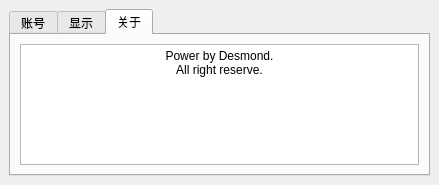
Desmond121/CEESS, file ui/design/Setting.ui: the form before one commit.
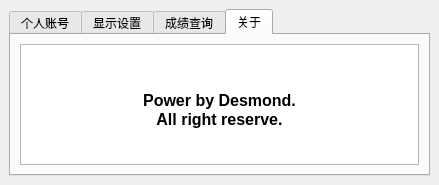
The form after the commit. The open tabs and pages were chosen to show the change.

```diff
--- a/ui/design/Setting.ui
+++ b/ui/design/Setting.ui
@@ -40,7 +40,7 @@
       </property>
       <widget class="QWidget" name="accInfoTab">
        <attribute name="title">
-        <string>账号</string>
+        <string>个人账号</string>
        </attribute>
        <layout class="QVBoxLayout" name="verticalLayout">
         <item>
@@ -204,7 +204,7 @@
       </widget>
       <widget class="QWidget" name="displayTab">
        <attribute name="title">
-        <string>显示</string>
+        <string>显示设置</string>
        </attribute>
        <layout class="QGridLayout" name="gridLayout_2">
         <item row="1" column="0">
@@ -229,6 +229,11 @@
         </item>
        </layout>
       </widget>
+      <widget class="QWidget" name="tab">
+       <attribute name="title">
+        <string>成绩查询</string>
+       </attribute>
+      </widget>
       <widget class="QWidget" name="aboutTab">
        <attribute name="title">
         <string>关于</string>
@@ -241,8 +246,11 @@
 &lt;html&gt;&lt;head&gt;&lt;meta name=&quot;qrichtext&quot; content=&quot;1&quot; /&gt;&lt;style type=&quot;text/css&quot;&gt;
 p, li { white-space: pre-wrap; }
 &lt;/style&gt;&lt;/head&gt;&lt;body style=&quot; font-family:'SimSun'; font-size:9pt; font-weight:400; font-style:normal;&quot;&gt;
-&lt;p align=&quot;center&quot; style=&quot; margin-top:0px; margin-bottom:0px; margin-left:0px; margin-right:0px; -qt-block-indent:0; text-indent:0px;&quot;&gt;Power by Desmond.&lt;/p&gt;
-&lt;p align=&quot;center&quot; style=&quot; margin-top:0px; margin-bottom:0px; margin-left:0px; margin-right:0px; -qt-block-indent:0; text-indent:0px;&quot;&gt;All right reserve.&lt;/p&gt;&lt;/body&gt;&lt;/html&gt;</string>
+&lt;p align=&quot;center&quot; style=&quot;-qt-paragraph-type:empty; margin-top:0px; margin-bottom:0px; margin-left:0px; margin-right:0px; -qt-block-indent:0; text-indent:0px;&quot;&gt;&lt;br /&gt;&lt;/p&gt;
+&lt;p align=&quot;center&quot; style=&quot;-qt-paragraph-type:empty; margin-top:0px; margin-bottom:0px; margin-left:0px; margin-right:0px; -qt-block-indent:0; text-indent:0px;&quot;&gt;&lt;br /&gt;&lt;/p&gt;
+&lt;p align=&quot;center&quot; style=&quot;-qt-paragraph-type:empty; margin-top:0px; margin-bottom:0px; margin-left:0px; margin-right:0px; -qt-block-indent:0; text-indent:0px;&quot;&gt;&lt;br /&gt;&lt;/p&gt;
+&lt;p align=&quot;center&quot; style=&quot; margin-top:0px; margin-bottom:0px; margin-left:0px; margin-right:0px; -qt-block-indent:0; text-indent:0px;&quot;&gt;&lt;span style=&quot; font-size:12pt; font-weight:600;&quot;&gt;Power by Desmond.&lt;/span&gt;&lt;/p&gt;
+&lt;p align=&quot;center&quot; style=&quot; margin-top:0px; margin-bottom:0px; margin-left:0px; margin-right:0px; -qt-block-indent:0; text-indent:0px;&quot;&gt;&lt;span style=&quot; font-size:12pt; font-weight:600;&quot;&gt;All right reserve.&lt;/span&gt;&lt;/p&gt;&lt;/body&gt;&lt;/html&gt;</string>
           </property>
          </widget>
         </item>
```
Left out of the diff: 6 changed lines with no effect on the pictures.
